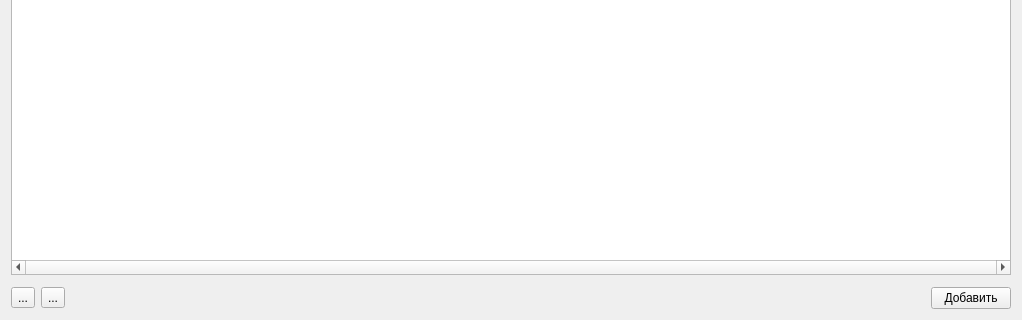
Before: the Qt Designer form src/educationwork/pageeducationwork.ui in rainovskyqt/teacher_plan, drawn with Qt 5; both pictures show x 0 to 1022 and y 358 to 678 of the 1022 by 678 pixel window.
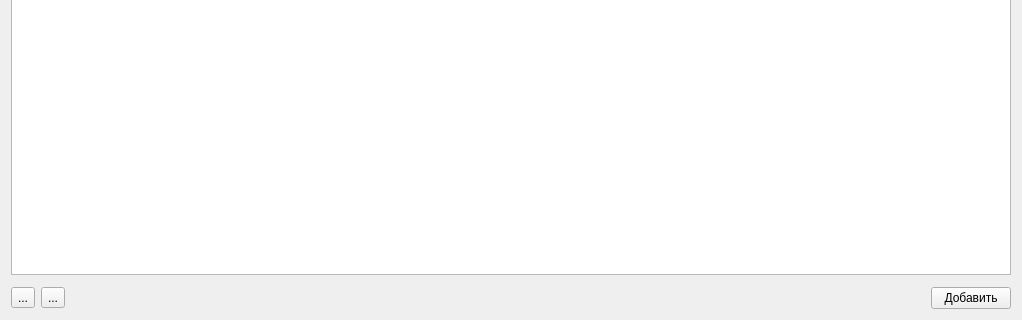
After: the same form once the commit is applied. Icons and pictures are not drawn.

Diff of the .ui file:
```diff
--- a/src/educationwork/pageeducationwork.ui
+++ b/src/educationwork/pageeducationwork.ui
@@ -45,7 +45,7 @@
    <item>
     <widget class="QListWidget" name="lw_educationWork">
      <property name="horizontalScrollBarPolicy">
-      <enum>Qt::ScrollBarAlwaysOn</enum>
+      <enum>Qt::ScrollBarAlwaysOff</enum>
      </property>
      <property name="editTriggers">
       <set>QAbstractItemView::NoEditTriggers</set>
```
